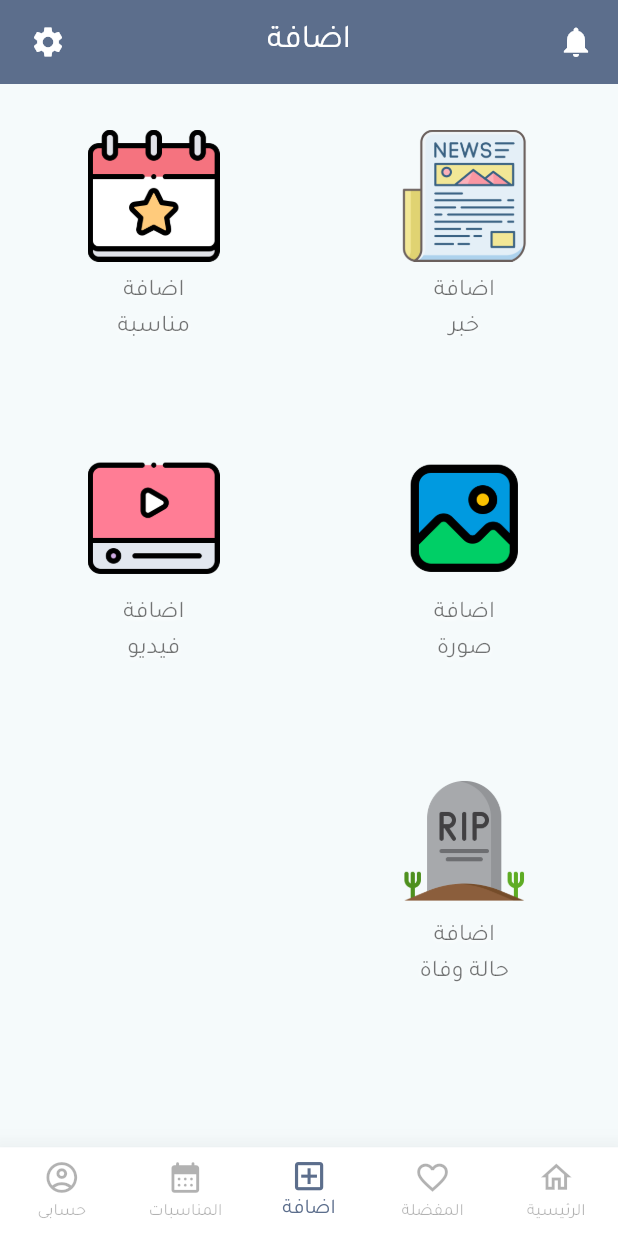
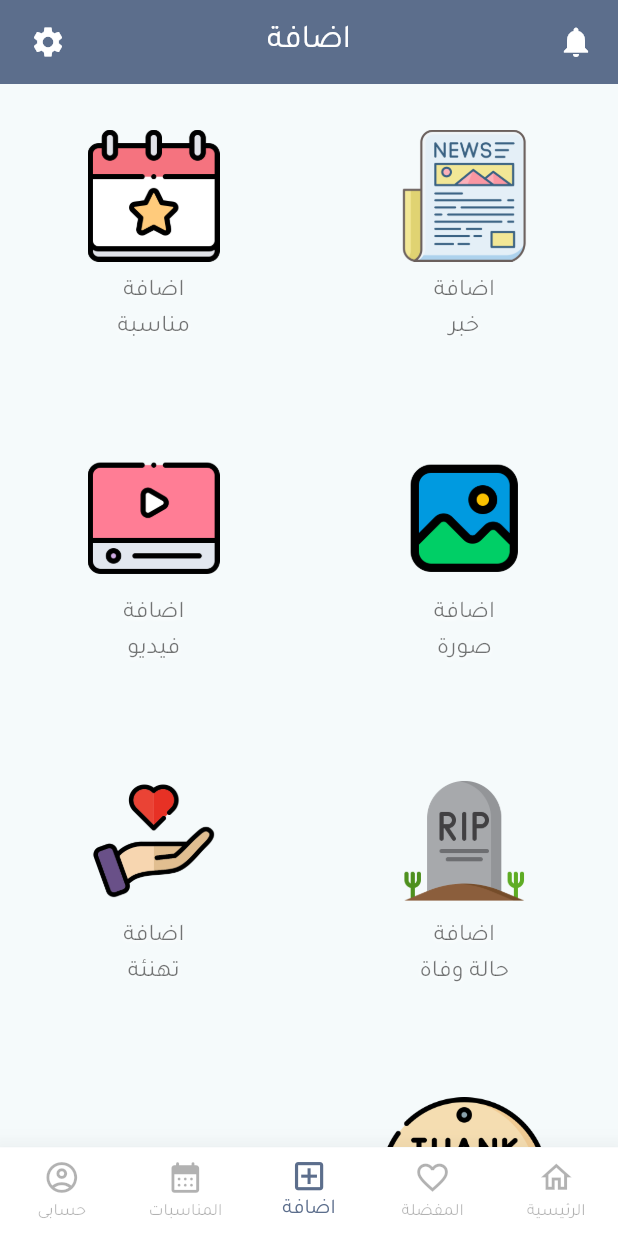
Before and after one commit to MahmoudRede/news_last_app, a Flutter app: the screen it shows after launch, item 3 of the bottom bar chosen, on a phone screen of 412 x 824 dp. Run offline on Flutter 3.47's test engine with Material 3 defaults, Android fonts, the phone set to English and light mode, and no system bars; our stand-ins replace cloud_firestore, firebase_auth, firebase_core, firebase_storage, flutter_bloc, fluttertoast and 6 more; accounts and stored records are empty; statements that could not run were skipped; project files that could hold a hidden picture were left out.

Commit message:
update new version

```diff
--- a/lib/presentation/screens/add_view/add_post_view.dart
+++ b/lib/presentation/screens/add_view/add_post_view.dart
@@ -2,6 +2,7 @@ import 'package:flutter/material.dart';
 import 'package:news_last_app/core/app_routes/app_routes.dart';
 import 'package:news_last_app/generated/assets.dart';
 import 'package:news_last_app/presentation/screens/add_news_view/add_news_view.dart';
+import 'package:news_last_app/presentation/screens/add_thanks_screen/add_thanks_screen.dart';
 import 'package:news_last_app/presentation/screens/add_view/widgets/grid_view_item.dart';
 
 import 'models/add_grid_view_model.dart';
@@ -29,10 +30,14 @@ class _AddPostViewState extends State<AddPostView> {
           image: Assets.imagesVideo, title: 'اضافة\nفيديو', () => null),
       AddGridViewModel(
           image: Assets.imagesDead, title: 'اضافة\nحالة وفاة', () => null),
+      AddGridViewModel(
+          image: Assets.donating, title: 'اضافة\nتهنئة', () => null),
+      AddGridViewModel(
+          image: Assets.thanks, title: 'اضافة\شكر', () => customPushNavigator(context, const AddThanksScreen())),
     ];
     return GridView.count(
       shrinkWrap: true,
-      physics: const NeverScrollableScrollPhysics(),
+      physics: const BouncingScrollPhysics(),
       crossAxisCount: 2,
       mainAxisSpacing: 10.0,
       crossAxisSpacing: 2.0,
```
